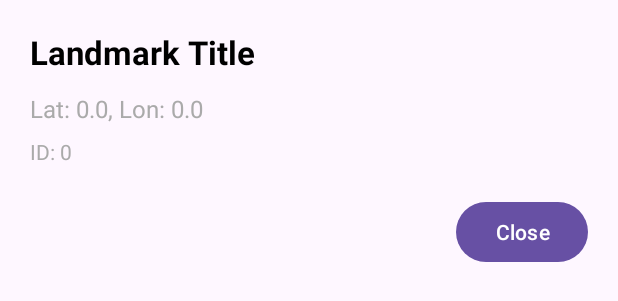
After one commit to Mhod-Seaumul-Islam-Khandaker/CSE489_mid-term_exam, an Android app: the layout bottom_sheet_landmark.xml on its own in the app's theme, with its tools: preview values and no code run, on a phone screen of 412 x 824 dp. The commit adds this screen. Shown: the top 301 px of the screen. Run offline under Robolectric (Android 15) with nearby library versions, the phone set to English and light mode, and no system bars.

Commit message:
Successfully integrated fatched location in real time open street map.

```diff
--- /dev/null
+++ b/app/src/main/res/layout/bottom_sheet_landmark.xml
@@ -0,0 +1,50 @@
+<?xml version="1.0" encoding="utf-8"?>
+<LinearLayout xmlns:android="http://schemas.android.com/apk/res/android"
+    android:layout_width="match_parent"
+    android:layout_height="wrap_content"
+    android:orientation="vertical"
+    android:padding="20dp"
+    android:layout_marginBottom="16dp">
+
+    <!-- Title -->
+    <TextView
+        android:id="@+id/bottomSheetTitle"
+        android:layout_width="match_parent"
+        android:layout_height="wrap_content"
+        android:text="Landmark Title"
+        android:textSize="22sp"
+        android:textStyle="bold"
+        android:textColor="@android:color/black" />
+
+    <!-- Coordinates -->
+    <TextView
+        android:id="@+id/bottomSheetCoordinates"
+        android:layout_width="match_parent"
+        android:layout_height="wrap_content"
+        android:layout_marginTop="12dp"
+        android:text="Lat: 0.0, Lon: 0.0"
+        android:textSize="16sp"
+        android:textColor="@android:color/darker_gray" />
+
+    <!-- ID -->
+    <TextView
+        android:id="@+id/bottomSheetId"
+        android:layout_width="match_parent"
+        android:layout_height="wrap_content"
+        android:layout_marginTop="8dp"
+        android:text="ID: 0"
+        android:textSize="14sp"
+        android:textColor="@android:color/darker_gray" />
+
+    <!-- Close Button -->
+    <Button
+        android:id="@+id/closeButton"
+        android:layout_width="wrap_content"
+        android:layout_height="wrap_content"
+        android:layout_marginTop="20dp"
+        android:layout_gravity="end"
+        android:text="Close"
+        android:paddingStart="24dp"
+        android:paddingEnd="24dp" />
+
+</LinearLayout>
```
Also changed, not shown: app/build.gradle.kts (+10 -8 lines), app/src/main/java/com/example/test/MainActivity.kt (+9 -0 lines), app/src/main/java/com/example/test/fragments/OverviewFragment.kt (+60 -15 lines), app/src/main/java/com/example/test/viewmodel/LandmarkViewModel.kt (added, +29 -0 lines).
